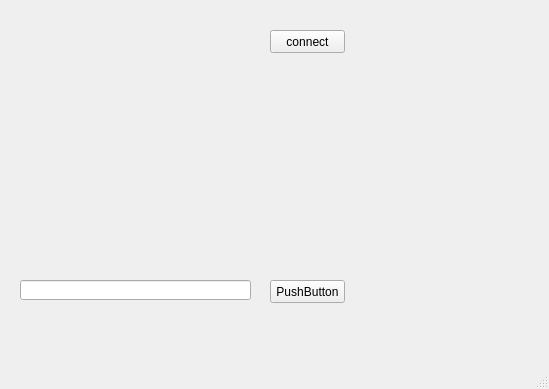
Old version of the form client.ui in the repository MrHause/WheatherStation.
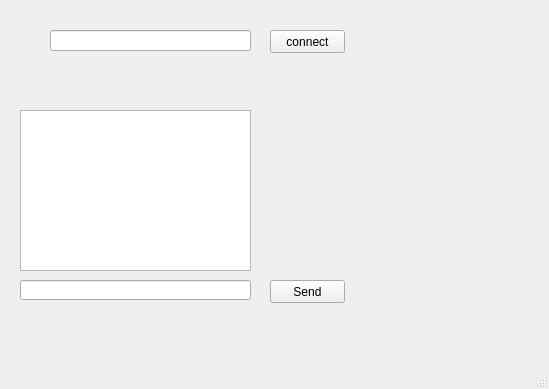
New version of the form.

Commit message: show received msg

Patch:
```diff
--- a/client.ui
+++ b/client.ui
@@ -37,7 +37,7 @@
      </rect>
     </property>
     <property name="text">
-     <string>PushButton</string>
+     <string>Send</string>
     </property>
    </widget>
    <widget class="QLineEdit" name="lineSend">
@@ -50,6 +50,33 @@
      </rect>
     </property>
    </widget>
+   <widget class="QTextEdit" name="textReceive">
+    <property name="geometry">
+     <rect>
+      <x>20</x>
+      <y>110</y>
+      <width>231</width>
+      <height>161</height>
+     </rect>
+    </property>
+    <property name="html">
+     <string>&lt;!DOCTYPE HTML PUBLIC &quot;-//W3C//DTD HTML 4.0//EN&quot; &quot;http://www.w3.org/TR/REC-html40/strict.dtd&quot;&gt;
+&lt;html&gt;&lt;head&gt;&lt;meta name=&quot;qrichtext&quot; content=&quot;1&quot; /&gt;&lt;style type=&quot;text/css&quot;&gt;
+p, li { white-space: pre-wrap; }
+&lt;/style&gt;&lt;/head&gt;&lt;body style=&quot; font-family:'MS Shell Dlg 2'; font-size:8.25pt; font-weight:400; font-style:normal;&quot;&gt;
+&lt;p style=&quot;-qt-paragraph-type:empty; margin-top:0px; margin-bottom:0px; margin-left:0px; margin-right:0px; -qt-block-indent:0; text-indent:0px;&quot;&gt;&lt;br /&gt;&lt;/p&gt;&lt;/body&gt;&lt;/html&gt;</string>
+    </property>
+   </widget>
+   <widget class="QLineEdit" name="lineIP">
+    <property name="geometry">
+     <rect>
+      <x>50</x>
+      <y>30</y>
+      <width>201</width>
+      <height>21</height>
+     </rect>
+    </property>
+   </widget>
   </widget>
   <widget class="QMenuBar" name="menubar">
    <property name="geometry">
```
The commit also changes 2 other files.
